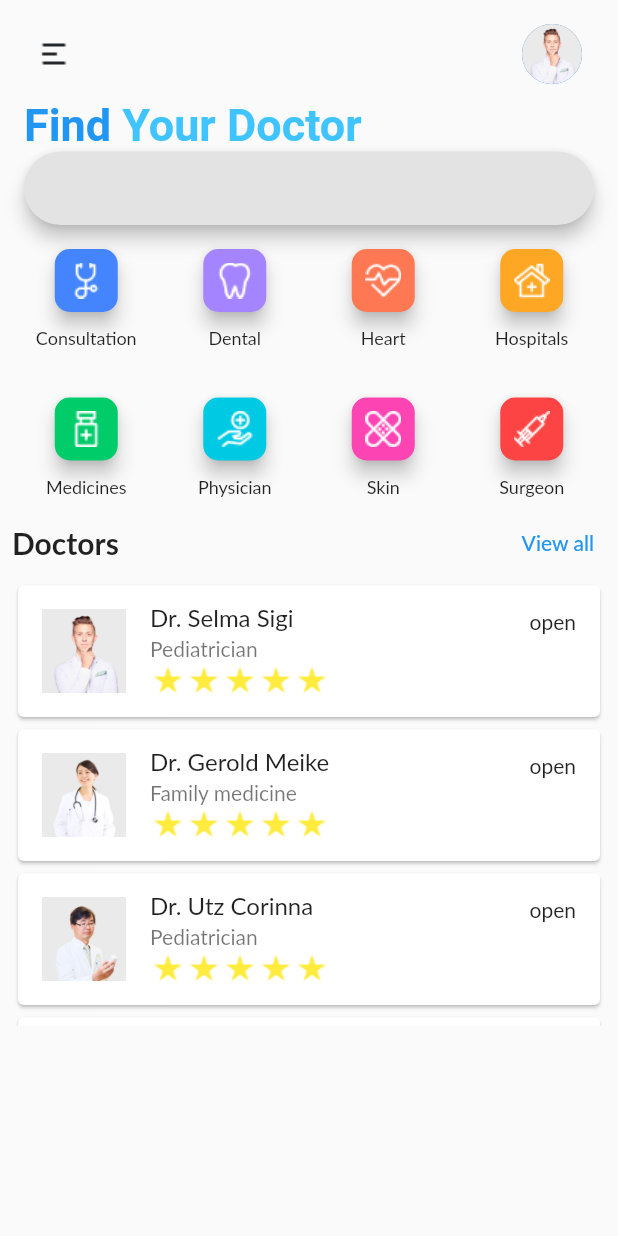
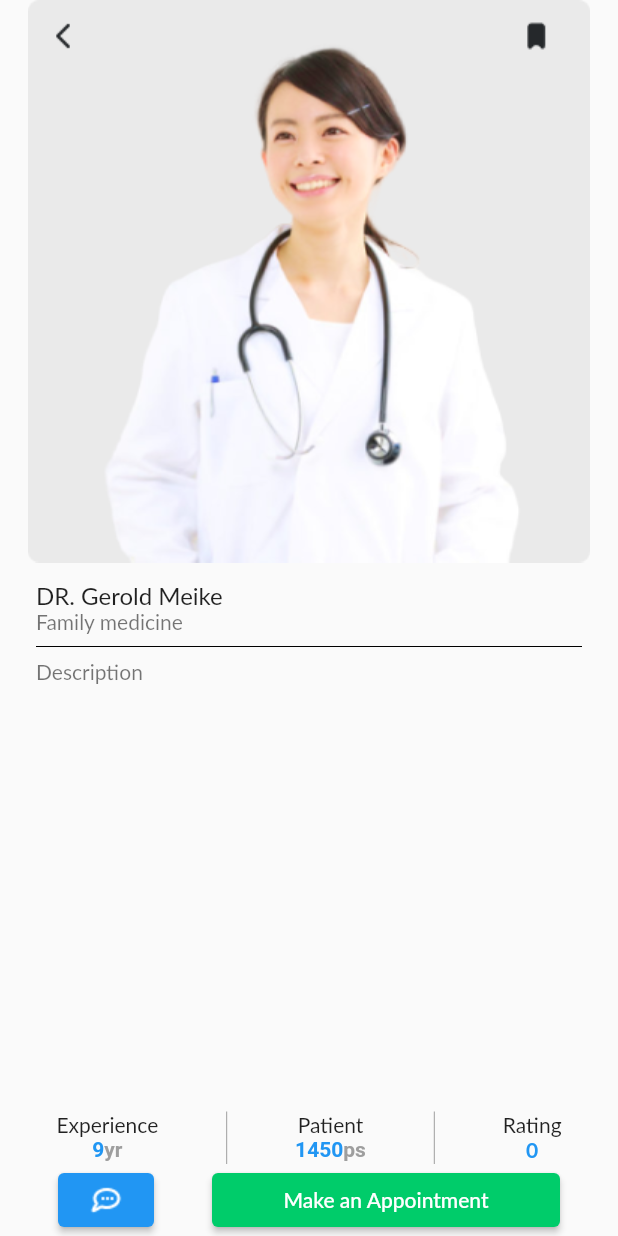
Before and after one commit to gjake122221/doctor_app, a Flutter app: the screen it shows after launch, after a tap on an icon or button, on a phone screen of 412 x 824 dp. Run offline on Flutter 3.47's test engine with Material 2 defaults, Android fonts, the phone set to English and light mode, and no system bars; drawn by our look-alikes of flutter_animate; Roboto replaces fonts that are missing (Lato).

Commit message:
add pages.dart for doctos page

```diff
--- a/lib/page_layouts/doctor_cards.dart
+++ b/lib/page_layouts/doctor_cards.dart
@@ -1,6 +1,7 @@
 import 'package:flutter/material.dart';
 
 import '../data/data_list.dart';
+import '../pages/pages.dart';
 
 class DoctorCards extends StatelessWidget {
   DoctorCards(this.doctorObject, this.ndx, this.otherIcons);
@@ -30,8 +31,19 @@ class DoctorCards extends StatelessWidget {
           ],
         ),
         isThreeLine: true,
-        trailing: Text('open'),
-        onTap: () => '',
+        trailing: Container(
+            width: 50,
+            color: Color(0xffCCF5E1),
+            child: Padding(
+              padding: EdgeInsets.all(4.0),
+              child: Text('open', textAlign: TextAlign.center),
+            )),
+        onTap: () => Navigator.push(
+          context,
+          MaterialPageRoute(
+            builder: (_) => newPage[ndx],
+          ),
+        ),
       ),
     );
   }
--- /dev/null
+++ b/lib/pages/pages.dart
@@ -0,0 +1,155 @@
+import 'package:flutter/material.dart';
+
+import '../data/data_list.dart';
+
+class MakePages extends StatelessWidget {
+  MakePages(this.doctorObject, this.ndx, this.otherIcons);
+  final List<Map<String, String>> doctorObject;
+  final int ndx;
+  final Map otherIcons;
+  @override
+  Widget build(BuildContext context) {
+    var widthof = MediaQuery.of(context).size.width;
+    return Scaffold(
+      body: SafeArea(
+        child: Column(
+          children: [
+            Stack(
+              children: [
+                Image.asset(doctorObject[ndx]['img'].toString()),
+                IconButton(
+                    icon: Image.asset(otherIcons['Icons_Back'].toString()),
+                    onPressed: () => Navigator.pop(context)),
+                Positioned(
+                  left: 315,
+                  child: IconButton(
+                      icon: Image.asset(
+                        otherIcons['Icons_Artboard'].toString(),
+                      ),
+                      onPressed: () => ''),
+                ),
+              ],
+            ),
+            Expanded(
+              child: Padding(
+                padding: const EdgeInsets.all(8.0),
+                child: Column(
+                  children: [
+                    ListTile(
+                      title:
+                          Text('DR. ${doctorObject[ndx]['name'].toString()}'),
+                      subtitle: Column(
+                        crossAxisAlignment: CrossAxisAlignment.start,
+                        children: [
+                          Text(doctorObject[ndx]['doc'].toString()),
+                          Divider(color: Colors.black),
+                          Text('Description'),
+                        ],
+                      ),
+                    ),
+                  ],
+                ),
+              ),
+            ),
+            SizedBox(
+              width: widthof,
+              height: 35,
+              child: Row(
+                mainAxisAlignment: MainAxisAlignment.spaceEvenly,
+                children: [
+                  Column(
+                    children: [
+                      Text('Experience'),
+                      RichText(
+                        text: TextSpan(
+                          children: [
+                            TextSpan(
+                              text: doctorObject[ndx]['exp'],
+                              style: TextStyle(
+                                  fontWeight: FontWeight.bold,
+                                  color: Colors.blue),
+                            ),
+                            TextSpan(
+                              text: 'yr',
+                              style: TextStyle(
+                                  fontWeight: FontWeight.bold,
+                                  color: Colors.grey),
+                            ),
+                          ],
+                        ),
+                      ),
+                    ],
+                  ),
+                  VerticalDivider(color: Colors.grey),
+                  Column(
+                    children: [
+                      Text('Patient'),
+                      RichText(
+                        text: TextSpan(
+                          children: [
+                            TextSpan(
+                              text: doctorObject[ndx]['ps'],
+                              style: TextStyle(
+                                  fontWeight: FontWeight.bold,
+                                  color: Colors.blue),
+                            ),
+                            TextSpan(
+                              text: 'ps',
+                              style: TextStyle(
+                                  fontWeight: FontWeight.bold,
+                                  color: Colors.grey),
+                            ),
+                          ],
+                        ),
+                      ),
+                    ],
+                  ),
+                  VerticalDivider(color: Colors.grey),
+                  Column(
+                    children: [
+                      Text('Rating'),
+                      Text(
+                        '0',
+                        style: TextStyle(
+                            fontWeight: FontWeight.bold, color: Colors.blue),
+                      ),
+                    ],
+                  )
+                ],
+              ),
+            ),
+            Row(
+              mainAxisAlignment: MainAxisAlignment.spaceEvenly,
+              children: [
+                ElevatedButton(
+                  onPressed: () => '',
+                  child: Image.asset(
+                    otherIcons['Icons_Comment'].toString(),
+                    color: Colors.white,
+                  ),
+                ),
+                ElevatedButton(
+                  style: ButtonStyle(
+                    backgroundColor:
+                        MaterialStatePropertyAll(Color(0xFF00CC6A)),
+                  ),
+                  onPressed: () => '',
+                  child: SizedBox(
+                    width: 200,
+                    child: Text(
+                      'Make an Appointment',
+                      textAlign: TextAlign.center,
+                    ),
+                  ),
+                ),
+              ],
+            ),
+          ],
+        ),
+      ),
+    );
+  }
+}
+
+var newPage =
+    List.generate(4, (index) => MakePages(doctors, index, othericons));
```
